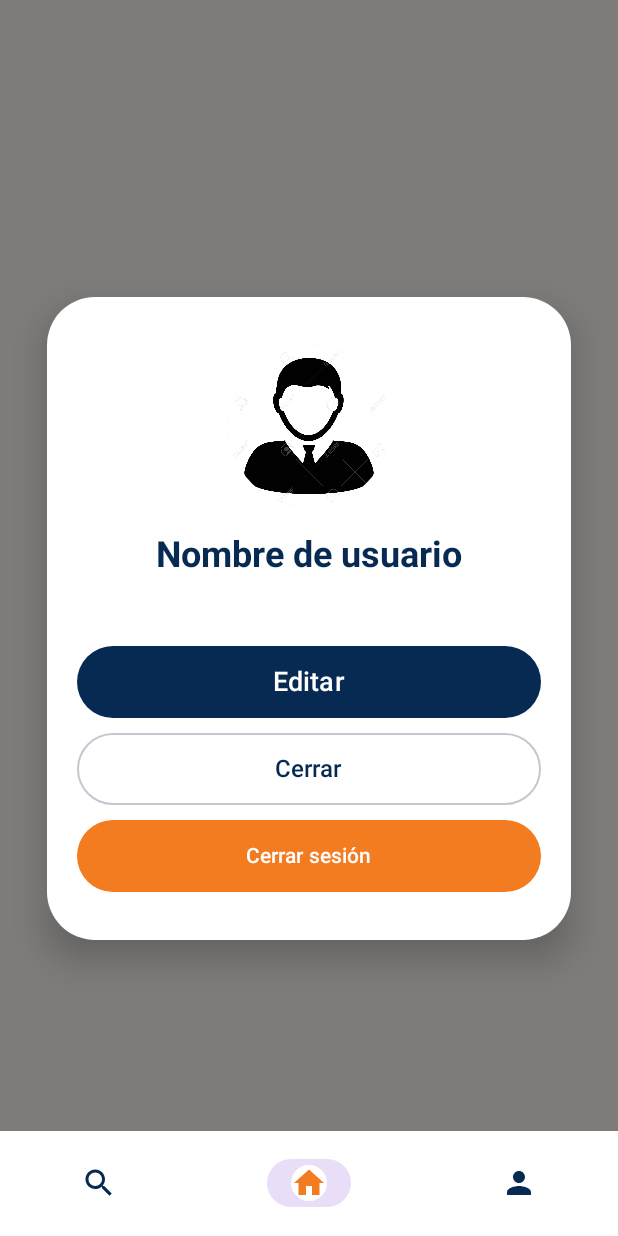
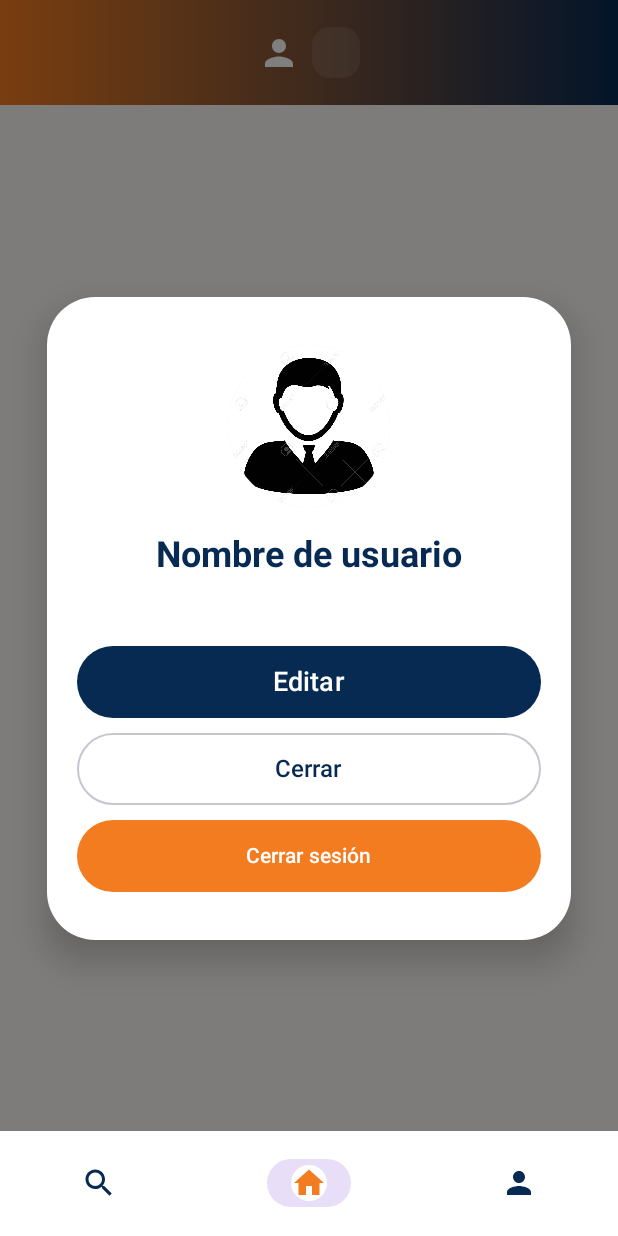
Before and after one commit to LuisCoral/MiFlete_V1, an Android app built with Jetpack Compose: the HomeScreen screen opened through its navigation route, item 3 of the bottom bar chosen, on a phone screen of 412 x 824 dp. Run offline under Robolectric (Android 15) with nearby library versions, the phone set to English and light mode, and no system bars; our stand-ins replace Firebase (no records; nobody signed in at launch, a user with empty details on screens opened directly); libraries missing offline, so code that uses them is left out: androidx.lint.kotlin; 2 statements that could not run were skipped.

Commit message:
Se agrega rol en ventana principal

```diff
--- a/app/src/main/java/luis/aplimovil/miflete/Home/BottomNavigationBar.kt
+++ b/app/src/main/java/luis/aplimovil/miflete/Home/BottomNavigationBar.kt
@@ -12,6 +12,60 @@ import androidx.compose.runtime.*
 import androidx.compose.ui.Modifier
 import androidx.compose.ui.graphics.Color
 import androidx.compose.ui.unit.dp
+
+
+@Composable
+fun BottomNavigationBar(
+    modifier: Modifier = Modifier,
+    selectedIndex: Int,
+    onSearchClick: () -> Unit = {},
+    onHomeClick: () -> Unit = {},
+    onUserClick: () -> Unit = {}
+) {
+    val azul = Color(0xFF072A53)
+    val naranja = Color(0xFFF47C20)
+
+    NavigationBar(
+        containerColor = Color.White,
+        tonalElevation = 6.dp,
+        modifier = modifier.height(70.dp)
+    ) {
+        NavigationBarItem(
+            icon = {
+                Icon(
+                    imageVector = Icons.Default.Search,
+                    contentDescription = "Buscar",
+                    tint = azul,
+                )
+            },
+            selected = selectedIndex == 0,
+            onClick = { onSearchClick() }
+        )
+        NavigationBarItem(
+            icon = {
+                Icon(
+                    imageVector = Icons.Default.Home,
+                    contentDescription = "Inicio",
+                    tint = naranja,
+                    modifier = Modifier.background(Color.White, shape = CircleShape)
+                )
+            },
+            selected = selectedIndex == 1,
+            onClick = { onHomeClick() }
+        )
+        NavigationBarItem(
+            icon = {
+                Icon(
+                    imageVector = Icons.Default.Person,
+                    contentDescription = "Usuario",
+                    tint = azul,
+                )
+            },
+            selected = selectedIndex == 2,
+            onClick = { onUserClick() }
+        )
+    }
+}
 
 
 //@Composable
@@ -66,57 +120,3 @@ import androidx.compose.ui.unit.dp
 //        )
 //    }
 //}
-
-
-@Composable
-fun BottomNavigationBar(
-    modifier: Modifier = Modifier,
-    selectedIndex: Int,
-    onSearchClick: () -> Unit = {},
-    onHomeClick: () -> Unit = {},
-    onUserClick: () -> Unit = {}
-) {
-    val azul = Color(0xFF072A53)
-    val naranja = Color(0xFFF47C20)
-
-    NavigationBar(
-        containerColor = Color.White,
-        tonalElevation = 6.dp,
-        modifier = modifier.height(70.dp)
-    ) {
-        NavigationBarItem(
-            icon = {
-                Icon(
-                    imageVector = Icons.Default.Search,
-                    contentDescription = "Buscar",
-                    tint = azul,
-                )
-            },
-            selected = selectedIndex == 0,
-            onClick = { onSearchClick() }
-        )
-        NavigationBarItem(
-            icon = {
-                Icon(
-                    imageVector = Icons.Default.Home,
-                    contentDescription = "Inicio",
-                    tint = naranja,
-                    modifier = Modifier.background(Color.White, shape = CircleShape)
-                )
-            },
-            selected = selectedIndex == 1,
-            onClick = { onHomeClick() }
-        )
-        NavigationBarItem(
-            icon = {
-                Icon(
-                    imageVector = Icons.Default.Person,
-                    contentDescription = "Usuario",
-                    tint = azul,
-                )
-            },
-            selected = selectedIndex == 2,
-            onClick = { onUserClick() }
-        )
-    }
-}
--- a/app/src/main/java/luis/aplimovil/miflete/Home/HomeScreen.kt
+++ b/app/src/main/java/luis/aplimovil/miflete/Home/HomeScreen.kt
@@ -31,23 +31,20 @@ import com.google.firebase.auth.FirebaseAuth
 import luis.aplimovil.miflete.CrearViaje.CrearViajeScreen
 import luis.aplimovil.miflete.R
 import androidx.compose.runtime.*
-
-
-
+import androidx.compose.ui.graphics.Brush
 
 
 private val azul = Color(0xFF072A53)
 private val naranja = Color(0xFFF47C20)
 private val fondo = Color(0xFFFDF9F5)
+private val rolGradient = Brush.horizontalGradient(listOf(naranja, azul))
 
 @Composable
 fun HomeScreen(
     viewModel: HomeViewModel = androidx.lifecycle.viewmodel.compose.viewModel(),
     onLogout: () -> Unit
 ) {
-    var selectedTab by remember { mutableStateOf(1) } // 0: CrearViaje, 1: Home, 2: Usuario
-
-    // Modal de usuario
+    var selectedTab by remember { mutableStateOf(1) }
     val userInfo by viewModel.user.collectAsState()
     var showUserInfo by remember { mutableStateOf(false) }
     var editMode by remember { mutableStateOf(false) }
@@ -66,8 +63,44 @@ fun HomeScreen(
             Column(
                 modifier = Modifier
                     .fillMaxSize()
-                    .padding(bottom = 70.dp) // Espacio para el menú inferior
+                    .padding(bottom = 70.dp)
             ) {
+                // Barra superior llamativa mostrando el rol
+                Box(
+                    modifier = Modifier
+                        .fillMaxWidth()
+                        .background(brush = rolGradient, shape = RoundedCornerShape(bottomStart = 0.dp, bottomEnd = 0.dp, topStart = 0.dp, topEnd = 0.dp))
+                        .padding(vertical = 18.dp)
+                ) {
+                    Row(
+                        Modifier.align(Alignment.Center),
+                        verticalAlignment = Alignment.CenterVertically,
+                        horizontalArrangement = Arrangement.Center
+                    ) {
+                        Icon(
+                            imageVector = Icons.Default.Person,
+                            contentDescription = "Rol",
+                            tint = Color.White,
+                            modifier = Modifier
+                                .padding(end = 8.dp)
+                                .size(28.dp)
+                        )
+                        Text(
+                            text = userInfo.rol.uppercase(),
+                            color = Color.White,
+                            fontWeight = FontWeight.Bold,
+                            fontSize = 22.sp,
+                            modifier = Modifier
+                                .background(
+                                    color = Color.White.copy(alpha = 0.10f),
+                                    shape = RoundedCornerShape(12.dp)
+                                )
+                                .padding(horizontal = 16.dp, vertical = 4.dp)
+                        )
+                    }
+                }
+
+                // El resto de la UI central según la pestaña
                 when (selectedTab) {
                     0 -> {
                         CrearViajeScreen(
@@ -75,9 +108,10 @@ fun HomeScreen(
                         )
                     }
                     1 -> {
-                        // Aquí puedes poner tu contenido de "pantalla principal"
                         Box(
-                            Modifier.fillMaxSize(),
+                            Modifier
+                                .fillMaxSize()
+                                .padding(top = 16.dp),
                             contentAlignment = Alignment.Center
                         ) {
                             Text(
@@ -92,7 +126,7 @@ fun HomeScreen(
                 }
             }
 
-            // Card de información de usuario (modal)
+            // Modal info usuario
             if (showUserInfo) {
                 Box(
                     modifier = Modifier
@@ -260,17 +294,18 @@ fun HomeScreen(
                 }
             }
 
+            // Menú inferior interactivo SIEMPRE visible
             BottomNavigationBar(
                 modifier = Modifier
                     .align(Alignment.BottomCenter)
                     .fillMaxWidth(),
                 selectedIndex = selectedTab,
                 onSearchClick = {
-                    showUserInfo = false // Cierra modal si está abierto
+                    showUserInfo = false
                     selectedTab = 0
                 },
                 onHomeClick = {
-                    showUserInfo = false // Cierra modal si está abierto
+                    showUserInfo = false
                     selectedTab = 1
                 },
                 onUserClick = { showUserInfo = true }
--- a/app/src/main/java/luis/aplimovil/miflete/Home/HomeViewModel.kt
+++ b/app/src/main/java/luis/aplimovil/miflete/Home/HomeViewModel.kt
@@ -10,7 +10,8 @@ import kotlinx.coroutines.flow.StateFlow
 data class UserInfo(
     val nombres: String = "",
     val apellidos: String = "",
-    val correo: String = ""
+    val correo: String = "",
+    val rol: String = ""
 ) {
     val nombreCompleto: String
         get() = listOf(nombres, apellidos).filter { it.isNotBlank() }.joinToString(" ")
@@ -46,7 +47,8 @@ class HomeViewModel : ViewModel() {
                 val nombres = doc.getString("nombres") ?: ""
                 val apellidos = doc.getString("apellidos") ?: ""
                 val correo = doc.getString("correo") ?: auth.currentUser?.email.orEmpty()
-                _user.value = UserInfo(nombres, apellidos, correo)
+                val rol = doc.getString("rol") ?: coleccion // Si no existe, usa el nombre de la colección, o pon ""
+                _user.value = UserInfo(nombres, apellidos, correo, rol)
                 userCollection = coleccion
             } else {
                 buscarEnColecciones(uid, index + 1)
@@ -78,7 +80,8 @@ class HomeViewModel : ViewModel() {
             db.collection(coleccion).document(uid)
                 .update(updates)
                 .addOnSuccessListener {
-                    _user.value = UserInfo(nombres, apellidos, correo)
+                    // Conserva el rol anterior
+                    _user.value = UserInfo(nombres, apellidos, correo, user?.let { _user.value.rol } ?: "")
                     onSuccess()
                 }
                 .addOnFailureListener { e ->
--- a/app/src/main/java/luis/aplimovil/miflete/Register/Conductor/ConductorRegisterViewModel.kt
+++ b/app/src/main/java/luis/aplimovil/miflete/Register/Conductor/ConductorRegisterViewModel.kt
@@ -18,7 +18,8 @@ data class Conductor(
     val email: String = "",
     val ciudadResidencia: String = "",
     val direccion: String = "",
-    val categoriaLicencia: String = ""
+    val categoriaLicencia: String = "",
+    val rol: String = "Conductor" // <-- por defecto
 )
 
 class ConductorRegisterViewModel : ViewModel() {
--- a/app/src/main/java/luis/aplimovil/miflete/Register/ConductorPoseedor/ConductorPoseedorRegisterViewModel.kt
+++ b/app/src/main/java/luis/aplimovil/miflete/Register/ConductorPoseedor/ConductorPoseedorRegisterViewModel.kt
@@ -18,7 +18,8 @@ data class ConductorPoseedor(
     val email: String = "",
     val ciudadResidencia: String = "",
     val direccion: String = "",
-    val categoriaLicencia: String = ""
+    val categoriaLicencia: String = "",
+    val rol: String = "Conductor Poseedor" // <-- por defecto
 )
 
 class ConductorPoseedorRegisterViewModel : ViewModel() {
--- a/app/src/main/java/luis/aplimovil/miflete/Register/Propietario/PropietarioRegisterViewModel.kt
+++ b/app/src/main/java/luis/aplimovil/miflete/Register/Propietario/PropietarioRegisterViewModel.kt
@@ -18,7 +18,8 @@ data class Propietario(
     val email: String = "",
     val ciudadResidencia: String = "",
     val direccion: String = "",
-    val categoriaLicencia: String = ""
+    val categoriaLicencia: String = "",
+    val rol: String = "Propietario" // <-- por defecto
 )
 
 class PropietarioRegisterViewModel : ViewModel() {
```
